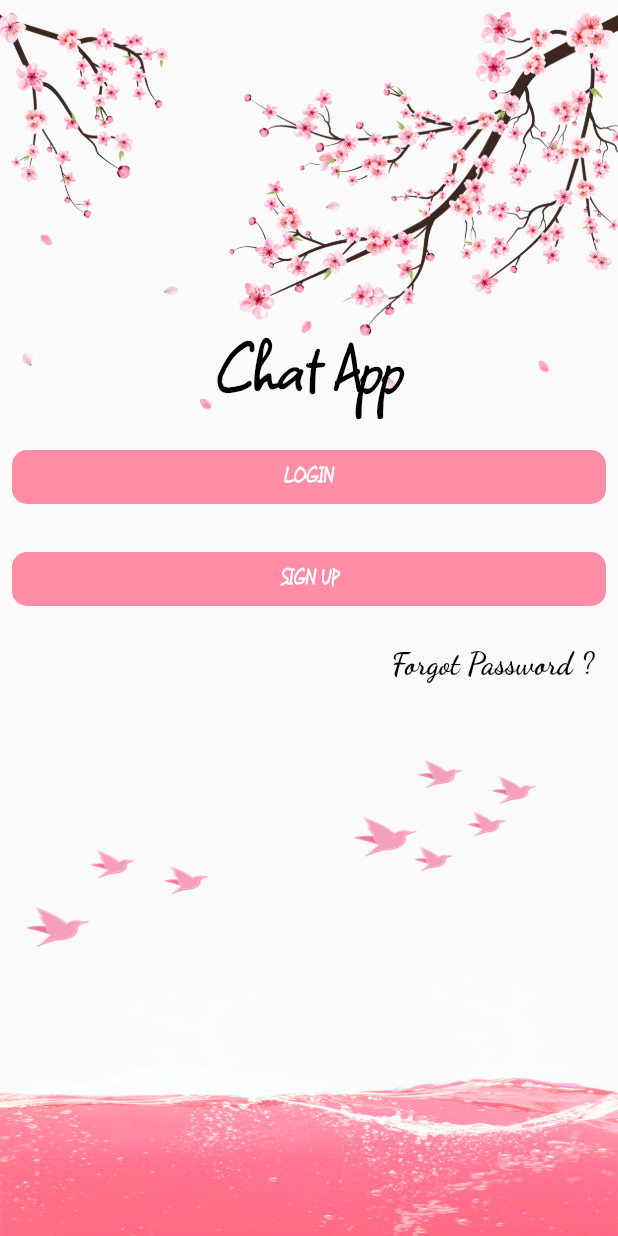
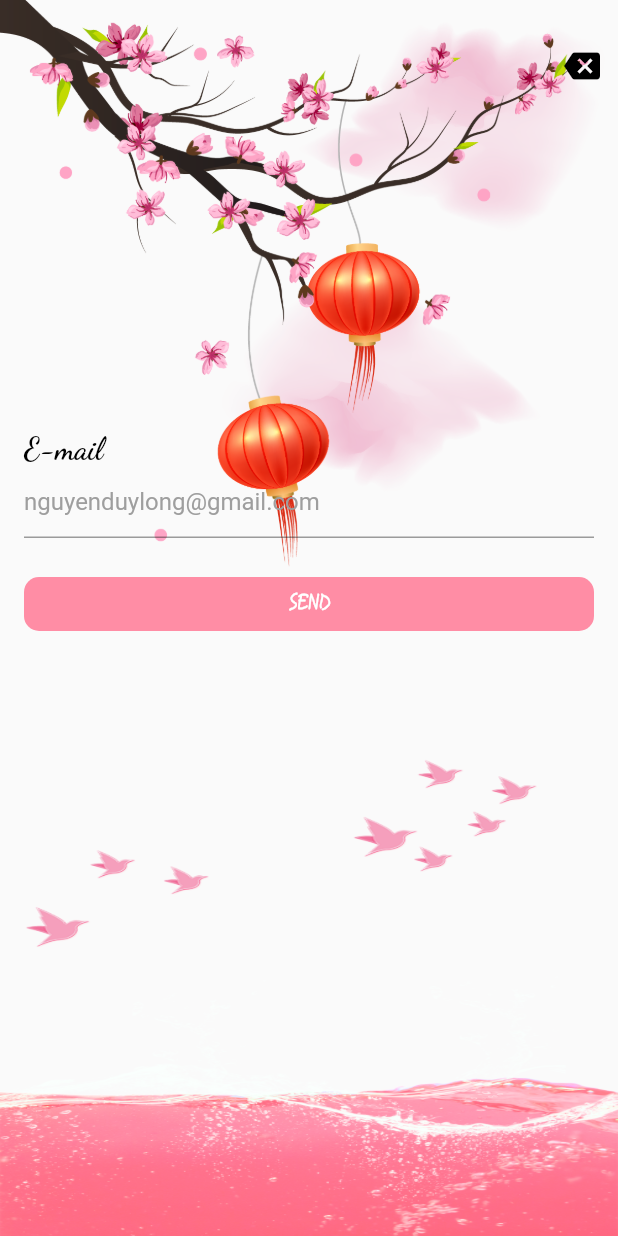
Before and after one commit to Lap2000/chat_app_project, a Flutter app: the screen it shows after launch, after a tap on "Forgot Password ?", on a phone screen of 412 x 824 dp. Run offline on Flutter 3.47's test engine with Material 2 defaults, Android fonts, the phone set to English and light mode, and no system bars; our stand-ins replace another_flushbar, chat_bubbles, cloud_firestore, dio, firebase_auth, firebase_core and 6 more; missing offline and left inert: video_compress; accounts and stored records are empty; network calls fail.

```diff
--- a/lib/database/services/auth_service.dart
+++ b/lib/database/services/auth_service.dart
@@ -76,6 +76,7 @@ class AuthService {
     try {
       UserCredential userCredential = await FirebaseAuth.instance
           .createUserWithEmailAndPassword(email: email, password: password);
+      userCredential.user?.sendEmailVerification();
       print('${userCredential.user?.uid}');
       await UserService.addUser(
           UID: userCredential.user?.uid, fullName: fullName, email: email);
--- a/lib/views/pages/auth/auth_screen.dart
+++ b/lib/views/pages/auth/auth_screen.dart
@@ -1,3 +1,4 @@
+import 'package:chat_app_project/views/pages/auth/forgot_password_screen.dart';
 import 'package:chat_app_project/views/pages/auth/login_screen.dart';
 import 'package:chat_app_project/views/pages/auth/register_screen.dart';
 import 'package:chat_app_project/views/widgets/custom_button.dart';
@@ -93,7 +94,13 @@ class AuthScreen extends StatelessWidget {
                             width: MediaQuery.of(context).size.width - 16,
                             alignment: Alignment.centerRight,
                             child: ButtonTextCustom(
-                              onPress: () {},
+                              onPress: () {
+                                Navigator.push(
+                                  context,
+                                  MaterialPageRoute(
+                                      builder: (context) => ForgotPasswordScreen()),
+                                );
+                              },
                               text: 'Forgot Password ?',
                               fontsize: 20,
                               color: Colors.black,
--- /dev/null
+++ b/lib/views/pages/auth/forgot_password_screen.dart
@@ -0,0 +1,162 @@
+import 'package:firebase_auth/firebase_auth.dart';
+import 'package:flutter/material.dart';
+
+import '../../widgets/colors.dart';
+import '../../widgets/custom_button.dart';
+import '../../widgets/snackbar.dart';
+import '../../widgets/textformfield.dart';
+
+class ForgotPasswordScreen extends StatelessWidget {
+  ForgotPasswordScreen({Key? key}) : super(key: key);
+  TextEditingController emailController = TextEditingController();
+  final _forgotPasswordFormKey = GlobalKey<FormState>();
+
+  bool isValidEmail(String email) {
+    return RegExp(
+            r'^(([^<>()[\]\\.,;:\s@\"]+(\.[^<>()[\]\\.,;:\s@\"]+)*)|(\".+\"))@((\[[0-9]{1,3}\.[0-9]{1,3}\.[0-9]{1,3}\.[0-9]{1,3}\])|(([a-zA-Z\-0-9]+\.)+[a-zA-Z]{2,}))$')
+        .hasMatch(email);
+  }
+
+  String? validateEmail(String value) {
+    if (value == '') {
+      return "Empty Field !";
+    } else if (!isValidEmail(value)) {
+      return "Wrong Email !";
+    } else {
+      return null;
+    }
+  }
+
+  sendEmail(BuildContext context) {
+    bool isValidate = _forgotPasswordFormKey.currentState!.validate();
+    if (isValidate) {
+      FirebaseAuth.instance.sendPasswordResetEmail(email: emailController.text);
+      Navigator.of(context).pop();
+      getSnackBar(
+        'Forgot Password',
+        'Check Email to create new password.',
+        Colors.green,
+      ).show(context);
+    }
+  }
+
+  @override
+  Widget build(BuildContext context) {
+    return Scaffold(
+      body: SingleChildScrollView(
+        child: Column(
+          mainAxisAlignment: MainAxisAlignment.start,
+          crossAxisAlignment: CrossAxisAlignment.center,
+          children: [
+            Container(
+              height: MediaQuery.of(context).size.height,
+              width: MediaQuery.of(context).size.width,
+              child: Stack(
+                children: [
+                  Container(
+                    height: MediaQuery.of(context).size.height / 2,
+                    width: MediaQuery.of(context).size.width,
+                    decoration: const BoxDecoration(
+                        // borderRadius: new BorderRadius.only(
+                        //   bottomRight: const Radius.circular(40.0),
+                        //   bottomLeft: const Radius.circular(40.0),
+                        // ),
+                        ),
+                    child: Image.asset(
+                      'assets/images/peachflowerblossom.png',
+                      fit: BoxFit.fill,
+                    ),
+                  ),
+                  Positioned(
+                    top: 20,
+                    right: 0,
+                    child: IconButton(
+                      icon: Icon(
+                        Icons.backspace,
+                        color: Colors.black,
+                      ),
+                      onPressed: () {
+                        Navigator.pop(context);
+                      },
+                    ),
+                  ),
+                  Positioned(
+                    bottom: MediaQuery.of(context).size.height / 12,
+                    child: Container(
+                      height: MediaQuery.of(context).size.height / 3,
+                      width: MediaQuery.of(context).size.width,
+                      decoration: const BoxDecoration(
+                          // borderRadius: new BorderRadius.only(
+                          //   bottomRight: const Radius.circular(40.0),
+                          //   bottomLeft: const Radius.circular(40.0),
+                          // ),
+                          ),
+                      child: Image.asset(
+                        'assets/images/pinkbird.png',
+                        fit: BoxFit.fill,
+                      ),
+                    ),
+                  ),
+                  Positioned(
+                    bottom: 0,
+                    child: Container(
+                      height: MediaQuery.of(context).size.height / 4,
+                      width: MediaQuery.of(context).size.width,
+                      decoration: const BoxDecoration(
+                          // borderRadius: new BorderRadius.only(
+                          //   bottomRight: const Radius.circular(40.0),
+                          //   bottomLeft: const Radius.circular(40.0),
+                          // ),
+                          ),
+                      child: Image.asset(
+                        'assets/images/pinkwater.png',
+                        fit: BoxFit.fill,
+                      ),
+                    ),
+                  ),
+                  Positioned(
+                    top: MediaQuery.of(context).size.height / 3,
+                    child: Padding(
+                      padding: const EdgeInsets.all(16.0),
+                      child: Container(
+                        height: MediaQuery.of(context).size.height * 1 / 2,
+                        width: MediaQuery.of(context).size.width - 32,
+                        child: Form(
+                          key: _forgotPasswordFormKey,
+                          child: Column(
+                            mainAxisAlignment: MainAxisAlignment.start,
+                            crossAxisAlignment: CrossAxisAlignment.center,
+                            children: [
+                              CustomTextFormField(
+                                  controller: emailController,
+                                  text: 'E-mail',
+                                  hint: 'nguyenduylong@gmail.com',
+                                  onSave: (value) {
+                                    //controller.userName = value!;
+                                  },
+                                  validator: (value) {
+                                    return validateEmail(value!);
+                                  }),
+                              const SizedBox(height: 20),
+                              CustomButton(
+                                onPress: () {
+                                  sendEmail(context);
+                                },
+                                text: 'SEND',
+                                color: MyColors.thirdColor,
+                              ),
+                            ],
+                          ),
+                        ),
+                      ),
+                    ),
+                  ),
+                ],
+              ),
+            ),
+          ],
+        ),
+      ),
+    );
+  }
+}
--- a/lib/views/pages/home/user_page/add_video_screen.dart
+++ b/lib/views/pages/home/user_page/add_video_screen.dart
@@ -104,7 +104,7 @@ class AddVideoScreen extends StatelessWidget {
                                 Navigator.pop(context);
                               },
                               color: Colors.red,
-                              child: Text('Cancle'),
+                              child: Text('Cancel'),
                             ),
                             SizedBox(
                               width: 60,
--- a/lib/views/pages/home/user_page/people_detail_screen.dart
+++ b/lib/views/pages/home/user_page/people_detail_screen.dart
@@ -12,7 +12,6 @@ import 'package:provider/provider.dart';
 import 'package:tab_indicator_styler/tab_indicator_styler.dart';
 
 import '../../../../database/services/chat_services.dart';
-import '../../../widgets/colors.dart';
 import '../video_page/video_profile_player_screen.dart';
 import 'add_video_screen.dart';
 
@@ -185,7 +184,7 @@ class _PeopleInfoScreenState extends State<PeopleInfoScreen>
                   fontsize: 25,
                   text: '${snapshot.data.get('email')}',
                   fontFamily: 'DancingScript',
-                  color: MyColors.yellowColor,
+                  color: Colors.black,
                 ),
                 const SizedBox(height: 20),
                 SizedBox(
```
